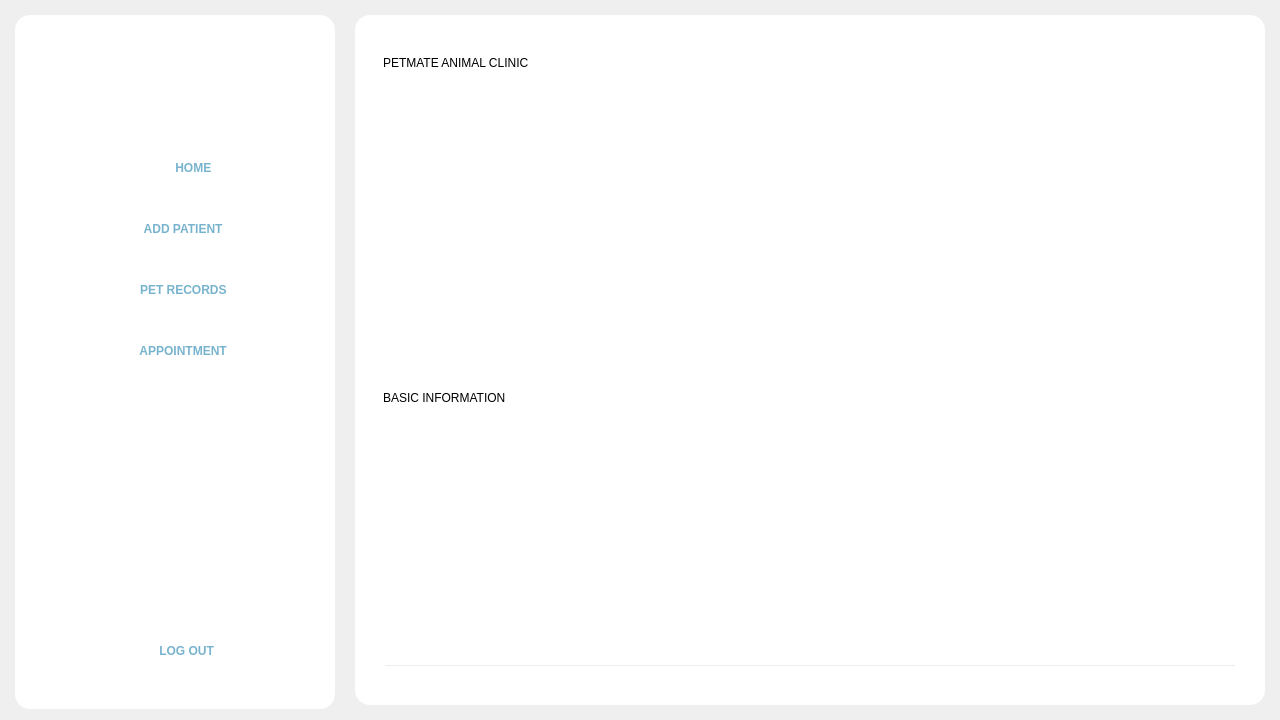
Qt form Frontend/Home.ui (rmmln/Petmate-Desktop-Application) before a commit.
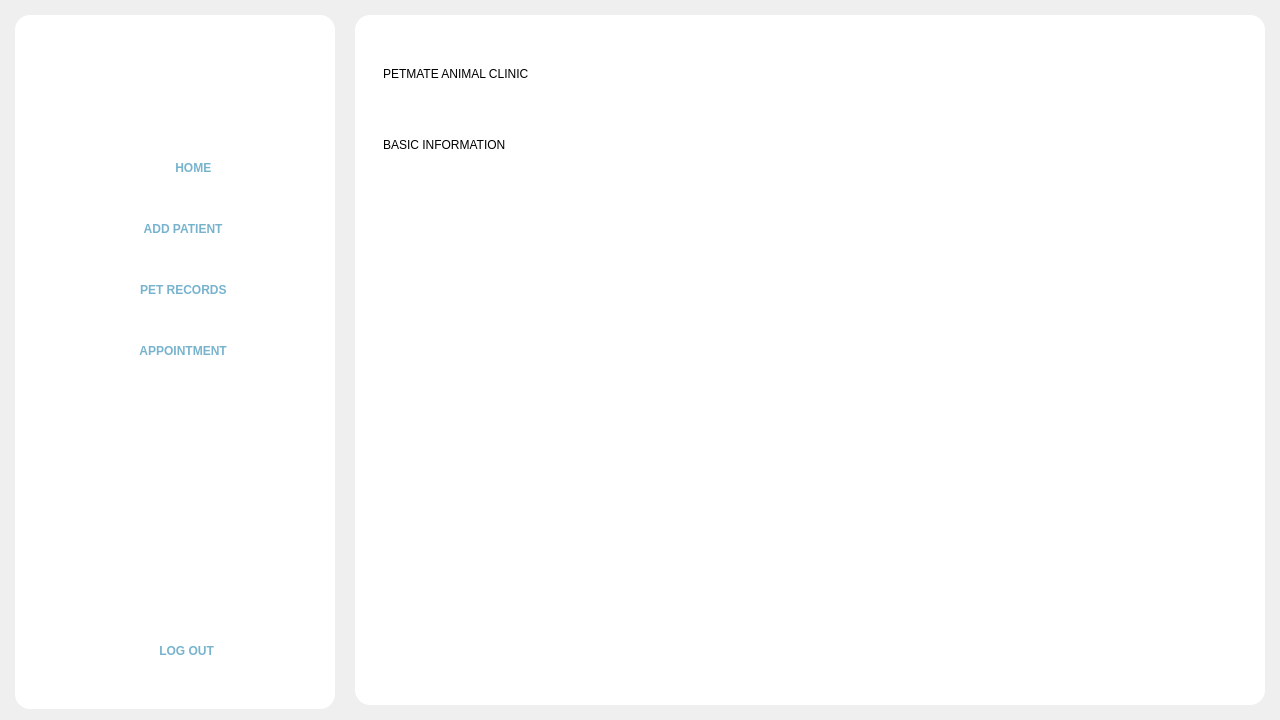
The same form after that commit. Icons and pictures are not drawn.

```diff
--- a/Frontend/Home.ui
+++ b/Frontend/Home.ui
@@ -1046,6 +1046,9 @@
               <property name="leftMargin">
                <number>9</number>
               </property>
+              <property name="topMargin">
+               <number>20</number>
+              </property>
               <property name="bottomMargin">
                <number>0</number>
               </property>
@@ -1108,7 +1111,7 @@
               <property name="bottomMargin">
                <number>0</number>
               </property>
-              <item row="0" column="0">
+              <item row="0" column="0" alignment="Qt::AlignTop">
                <widget class="QLabel" name="label_4">
                 <property name="styleSheet">
                  <string notr="true">font: 16pt &quot;Rubik Mono One&quot;;</string>
@@ -1118,16 +1121,6 @@
                 </property>
                </widget>
               </item>
-              <item row="1" column="0">
-               <widget class="QLineEdit" name="lineEdit">
-                <property name="minimumSize">
-                 <size>
-                  <width>0</width>
-                  <height>0</height>
-                 </size>
-                </property>
-               </widget>
-              </item>
              </layout>
             </widget>
            </item>
```
